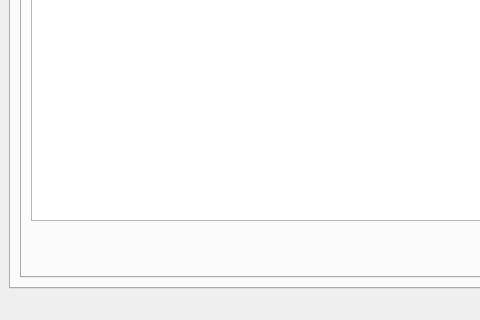
Above: logviewer.ui from coolshou/logviewer before the change; both pictures show x 0 to 480 and y 280 to 600 of the 800 by 600 pixel window. Below: the same form after it.
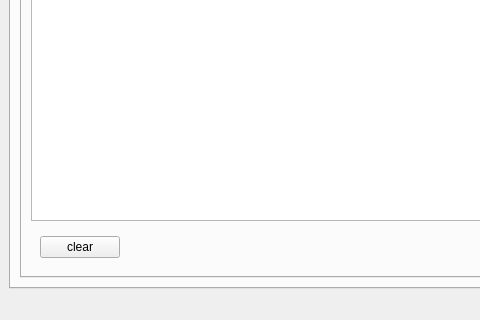
That is the form after the change. The open tabs and pages were chosen to show the change.

Commit message: add clear button

```diff
--- a/logviewer.ui
+++ b/logviewer.ui
@@ -193,6 +193,13 @@
             <item>
              <widget class="QWidget" name="widget_5" native="true">
               <layout class="QHBoxLayout" name="horizontalLayout_6">
+               <item>
+                <widget class="QPushButton" name="pbClearData">
+                 <property name="text">
+                  <string>clear</string>
+                 </property>
+                </widget>
+               </item>
                <item>
                 <spacer name="horizontalSpacer_2">
                  <property name="orientation">
```
Left out of the diff: 2 changed lines with no effect on the pictures. The commit also changes 1 other file.
